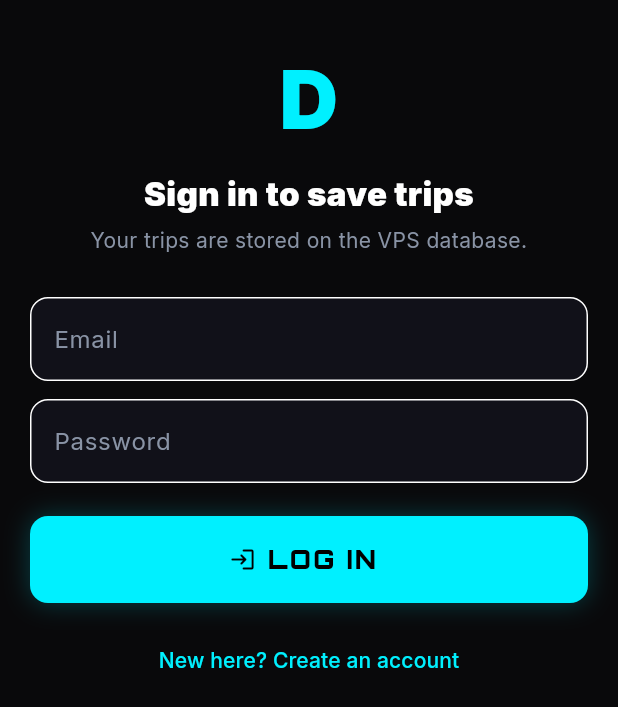
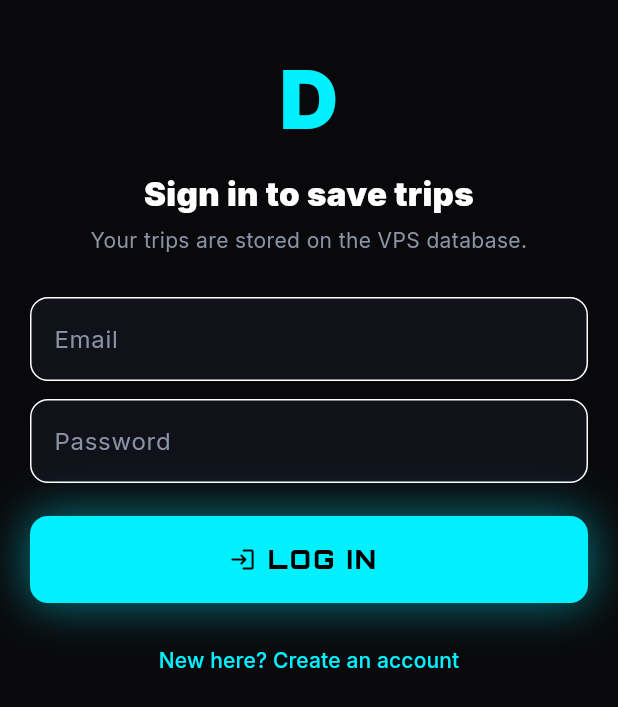
Before and after one commit to wavindi/D, a Flutter app: the AppShell screen opened directly, in the side drawer, after a tap on "Sign in", on a phone screen of 412 x 824 dp. Shown: the top 707 px of the screen. Run offline on Flutter 3.47's test engine with Material 3 defaults, Android fonts, the phone set to English and light mode, and no system bars; our stand-ins replace flutter_map, flutter_riverpod, geolocator, google_fonts, latlong2, shared_preferences; accounts and stored records are empty.

Commit message:
Revert "Fix trips interaction and soften home UI"
This reverts commit e4ec2f22b6bb1a016cf536aec0efc785c8b86ee0.

```diff
--- a/lib/core/theme/app_theme.dart
+++ b/lib/core/theme/app_theme.dart
@@ -5,7 +5,7 @@ abstract final class AppColors {
   static const black = Color(0xFF09090B);
   static const panel = Color(0xF012121A);
   static const blue = Color(0xFF00F0FF);
-  static const blueGlow = Color(0x2600F0FF);
+  static const blueGlow = Color(0x6600F0FF);
   static const muted = Color(0xFF8993A5);
   static const danger = Color(0xFFFF334F);
 }
--- a/lib/features/history/presentation/run_history_screen.dart
+++ b/lib/features/history/presentation/run_history_screen.dart
@@ -43,7 +43,6 @@ class RunHistoryScreen extends ConsumerWidget {
       ),
     );
     if (confirmed != true || !context.mounted) return;
-    try {
     await ref.read(runRepositoryProvider).delete(run);
     ref.invalidate(runHistoryProvider);
     ref.invalidate(drivingStatsProvider);
@@ -52,13 +51,6 @@ class RunHistoryScreen extends ConsumerWidget {
       ScaffoldMessenger.of(
         context,
       ).showSnackBar(const SnackBar(content: Text('Time slip erased.')));
-      }
-    } catch (error) {
-      if (context.mounted) {
-        ScaffoldMessenger.of(
-          context,
-        ).showSnackBar(SnackBar(content: Text('Could not erase trip: $error')));
-      }
     }
   }
 
--- a/lib/features/home/presentation/home_screen.dart
+++ b/lib/features/home/presentation/home_screen.dart
@@ -297,7 +297,7 @@ class _HomeScreenState extends ConsumerState<HomeScreen> {
                     CircleMarker(
                       point: _currentPosition!,
                       radius: 20,
-                      color: AppColors.blue.withValues(alpha: .08),
+                      color: AppColors.blue.withValues(alpha: .18),
                     ),
                     CircleMarker(
                       point: _currentPosition!,
@@ -395,20 +395,15 @@ class _HomeScreenState extends ConsumerState<HomeScreen> {
                       const Spacer(),
                       Container(
                         width: double.infinity,
-                        padding: EdgeInsets.fromLTRB(
-                          compact ? 14 : 18,
-                          compact ? 12 : 16,
-                          compact ? 14 : 18,
-                          compact ? 12 : 16,
-                        ),
+                        padding: const EdgeInsets.fromLTRB(18, 16, 18, 16),
                         decoration: BoxDecoration(
                           color: AppColors.panel.withValues(alpha: .96),
                           borderRadius: BorderRadius.circular(28),
                           border: Border.all(
-                            color: AppColors.blue.withValues(alpha: .18),
+                            color: AppColors.blue.withValues(alpha: .38),
                           ),
                           boxShadow: const [
-                            BoxShadow(color: Color(0x44000000), blurRadius: 14),
+                            BoxShadow(color: Color(0x55000000), blurRadius: 22),
                           ],
                         ),
                         child: Column(
@@ -500,7 +495,6 @@ class _HomeScreenState extends ConsumerState<HomeScreen> {
                                 ],
                               ),
                             ),
-                            if (!compact) ...[
                             const SizedBox(height: 7),
                             Text(
                               autoStatus,
@@ -509,7 +503,6 @@ class _HomeScreenState extends ConsumerState<HomeScreen> {
                                 fontSize: 12,
                               ),
                             ),
-                            ],
                             const SizedBox(height: 12),
                             LedButton(
                               label: 'IGNITION • FREE DRIVE',
@@ -517,7 +510,6 @@ class _HomeScreenState extends ConsumerState<HomeScreen> {
                               busy: _starting,
                               onPressed: _startFreeDrive,
                             ),
-                            if (!compact) ...[
                             const SizedBox(height: 8),
                             const Text(
                               'Search above to set a destination, or start a free drive from your live GPS.',
@@ -527,7 +519,6 @@ class _HomeScreenState extends ConsumerState<HomeScreen> {
                                 fontSize: 12,
                               ),
                             ),
-                            ],
                           ],
                         ),
                       ),
@@ -580,7 +571,7 @@ class _RadarGridPainter extends CustomPainter {
   @override
   void paint(Canvas canvas, Size size) {
     final paint = Paint()
-      ..color = AppColors.blue.withValues(alpha: .025)
+      ..color = AppColors.blue.withValues(alpha: .075)
       ..strokeWidth = 1;
     const gap = 54.0;
     for (var x = 0.0; x < size.width; x += gap) {
--- a/lib/shared/widgets/led_button.dart
+++ b/lib/shared/widgets/led_button.dart
@@ -26,7 +26,11 @@ class LedButton extends StatelessWidget {
       decoration: BoxDecoration(
         borderRadius: BorderRadius.circular(12),
         boxShadow: [
-          BoxShadow(color: color.withValues(alpha: .24), blurRadius: 14),
+          BoxShadow(
+            color: color.withValues(alpha: .48),
+            blurRadius: 26,
+            spreadRadius: 1,
+          ),
         ],
       ),
       child: FilledButton.icon(
```
Lines whose indentation alone changed are shown as unchanged.
